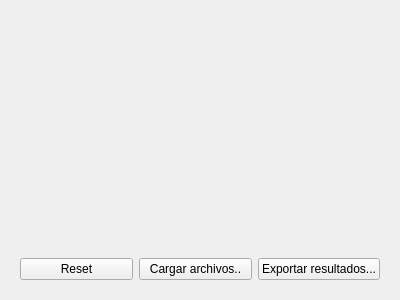
This is resultsprocessui.ui in conejoo/Escenarios as Qt 5 draws it before an edit. The edited form follows.
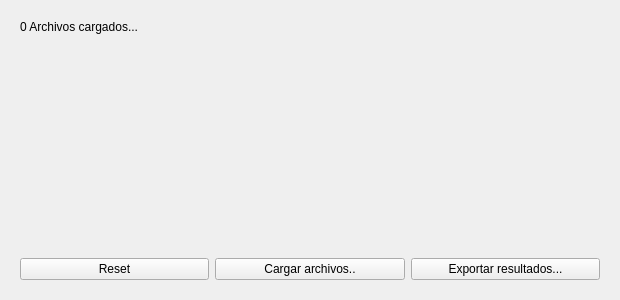
This is the edited form.

```diff
--- a/resultsprocessui.ui
+++ b/resultsprocessui.ui
@@ -6,7 +6,7 @@
    <rect>
     <x>0</x>
     <y>0</y>
-    <width>400</width>
+    <width>620</width>
     <height>300</height>
    </rect>
   </property>
@@ -17,6 +17,13 @@
    <item>
     <widget class="QWidget" name="widget_2" native="true">
      <layout class="QVBoxLayout" name="verticalLayout_2">
+      <item>
+       <widget class="QLabel" name="label_resume">
+        <property name="text">
+         <string>0 Archivos cargados...</string>
+        </property>
+       </widget>
+      </item>
       <item>
        <widget class="QWidget" name="widget_archivos" native="true">
         <layout class="QVBoxLayout" name="verticalLayout_3"/>
```
Left out of the diff: 2 changed lines with no effect on the pictures.
